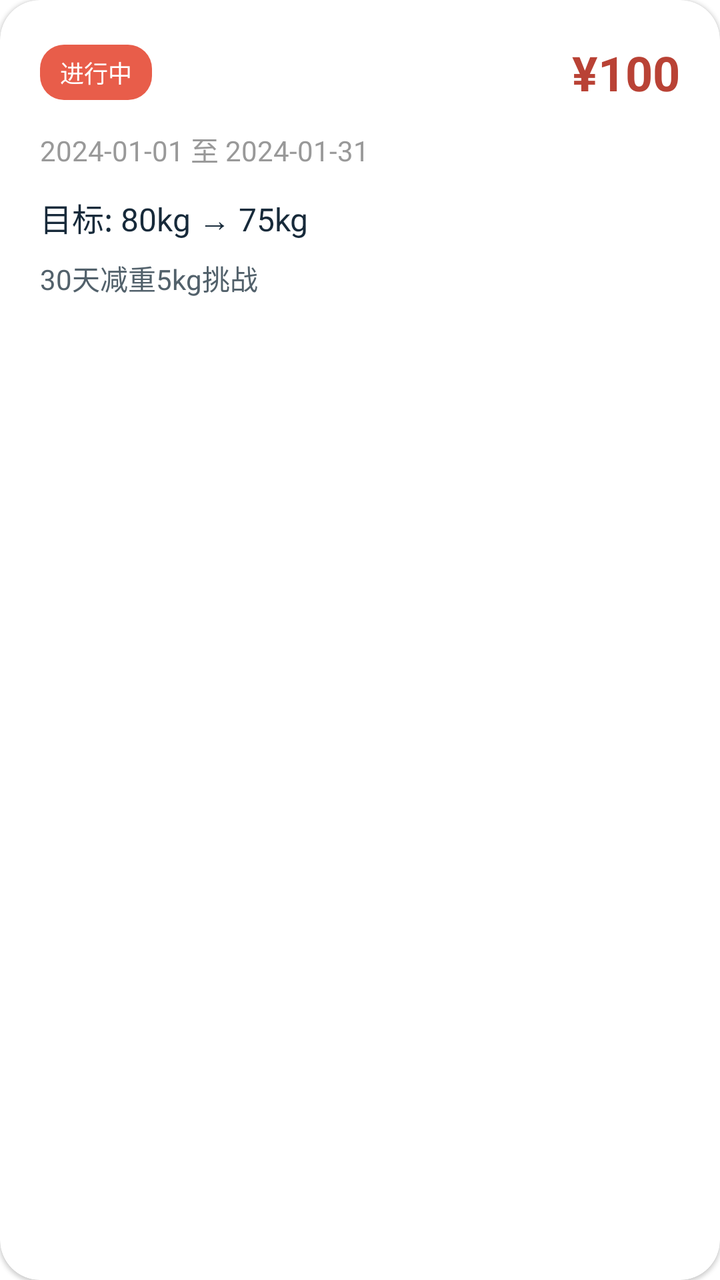
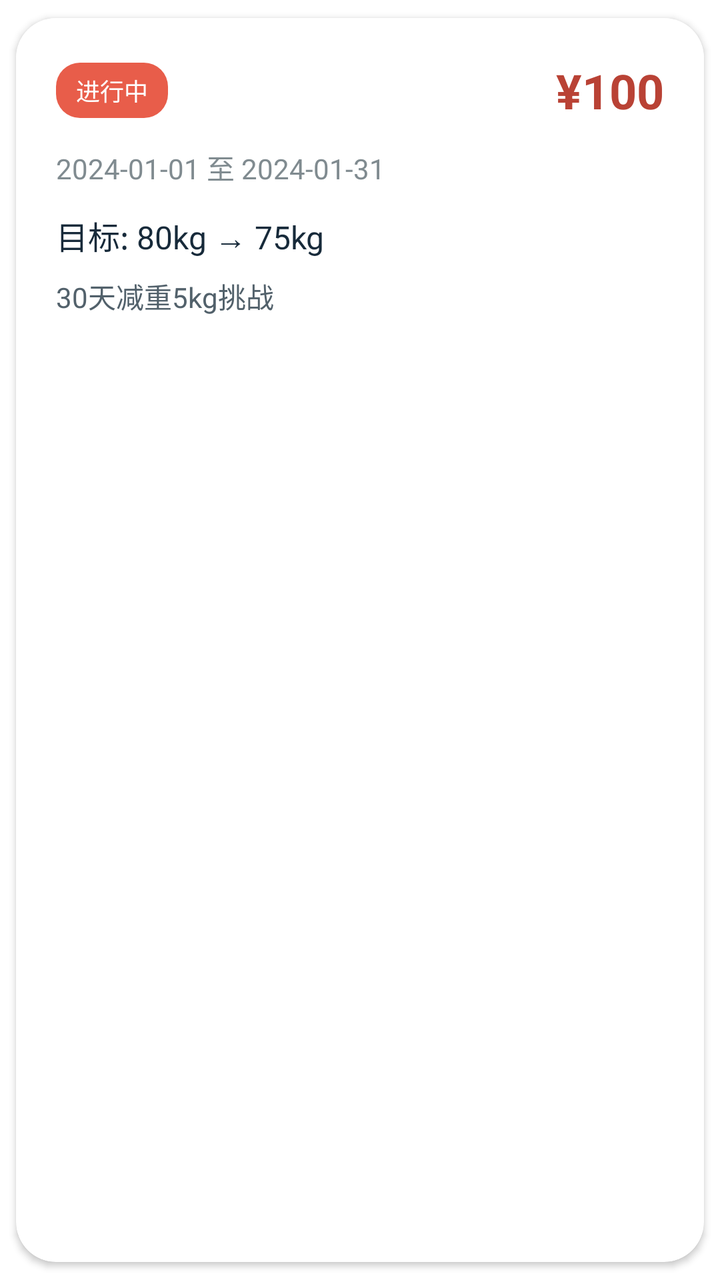

An Android layout rendered at two revisions. The XML below is the earlier revision; the diff shows what the commit changed to produce the second picture.
<!-- AndroidManifest.xml: application theme Theme.WeightLossBetting -->
<!-- res/layout/item_betting_plan.xml -->
<?xml version="1.0" encoding="utf-8"?>
<androidx.cardview.widget.CardView xmlns:android="http://schemas.android.com/apk/res/android"
    xmlns:app="http://schemas.android.com/apk/res-auto"
    android:layout_width="match_parent"
    android:layout_height="wrap_content"
    android:layout_marginBottom="12dp"
    app:cardCornerRadius="20dp"
    app:cardElevation="1dp">

    <LinearLayout
        android:layout_width="match_parent"
        android:layout_height="wrap_content"
        android:orientation="vertical"
        android:padding="20dp">

        
        <LinearLayout
            android:layout_width="match_parent"
            android:layout_height="wrap_content"
            android:orientation="horizontal"
            android:gravity="center_vertical"
            android:layout_marginBottom="12dp">

            
            <TextView
                android:id="@+id/tvStatus"
                android:layout_width="wrap_content"
                android:layout_height="wrap_content"
                android:text="进行中"
                android:textSize="12sp"
                android:textColor="@color/white"
                android:background="@drawable/bg_status_badge"
                android:paddingStart="10dp"
                android:paddingEnd="10dp"
                android:paddingTop="5dp"
                android:paddingBottom="5dp" />

            <View
                android:layout_width="0dp"
                android:layout_height="1dp"
                android:layout_weight="1" />

            
            <TextView
                android:id="@+id/tvBetAmount"
                android:layout_width="wrap_content"
                android:layout_height="wrap_content"
                android:text="¥100"
                android:textSize="24sp"
                android:textStyle="bold"
                android:textColor="@color/brand_primary_dark" />

        </LinearLayout>

        
        <TextView
            android:id="@+id/tvDateRange"
            android:layout_width="wrap_content"
            android:layout_height="wrap_content"
            android:text="2024-01-01 至 2024-01-31"
            android:textSize="14sp"
            android:textColor="@color/xui_config_color_text_gray"
            android:layout_marginBottom="12dp" />

        
        <TextView
            android:id="@+id/tvGoal"
            android:layout_width="wrap_content"
            android:layout_height="wrap_content"
            android:text="目标: 80kg → 75kg"
            android:textSize="16sp"
            android:textColor="@color/xui_config_color_text_title"
            android:layout_marginBottom="8dp" />

        
        <TextView
            android:id="@+id/tvDescription"
            android:layout_width="wrap_content"
            android:layout_height="wrap_content"
            android:text="30天减重5kg挑战"
            android:textSize="14sp"
            android:textColor="@color/xui_config_color_text_content"
            android:maxLines="2"
            android:ellipsize="end" />

    </LinearLayout>

</androidx.cardview.widget.CardView>
<!-- resources referenced by this layout -->
<resources>
  <color name="brand_primary_dark">#FFB94235</color>
  <color name="white">#FFFFFFFF</color>
  <color name="xui_config_color_text_content">#FF52616B</color>
  <color name="xui_config_color_text_gray">#999999</color>
  <color name="xui_config_color_text_title">#FF172A3A</color>
  <!-- drawable bg_status_badge (drawable) -->
  <?xml version="1.0" encoding="utf-8"?>
  <shape xmlns:android="http://schemas.android.com/apk/res/android"
      android:shape="rectangle">
      <solid android:color="@color/brand_primary" />
      <corners android:radius="12dp" />
  </shape>
  <style name="Theme.WeightLossBetting" parent="Theme.MaterialComponents.Light.NoActionBar">
          <item name="colorPrimary">@color/brand_primary</item>
          <item name="colorPrimaryDark">@color/brand_primary_dark</item>
          <item name="colorAccent">@color/brand_accent</item>
          <item name="android:statusBarColor">@color/brand_primary_dark</item>
          <item name="android:navigationBarColor">@color/brand_background</item>
          <item name="android:windowLightStatusBar">false</item>
          <item name="android:windowLightNavigationBar">true</item>
          
          
          <item name="XUIThemeStyle">@style/XUITheme.Phone</item>
      </style>
  <color name="brand_primary">#FFE85D4A</color>
  <color name="brand_accent">#FF2E9D87</color>
  <color name="brand_background">#FFF7F5F0</color>
</resources>

<!-- the commit's change to res/layout/item_betting_plan.xml (unified diff, before → after) -->
@@ -4,14 +4,18 @@
     android:layout_width="match_parent"
     android:layout_height="wrap_content"
     android:layout_marginBottom="12dp"
+    app:cardBackgroundColor="@color/brand_surface"
     app:cardCornerRadius="20dp"
-    app:cardElevation="1dp">
+    app:cardElevation="2dp"
+    app:cardUseCompatPadding="true"
+    app:cardPreventCornerOverlap="true">
 
     <LinearLayout
         android:layout_width="match_parent"
         android:layout_height="wrap_content"
         android:orientation="vertical"
-        android:padding="20dp">
+        android:padding="20dp"
+        android:background="@color/brand_surface">
 
         
         <LinearLayout
@@ -48,7 +52,8 @@
                 android:text="¥100"
                 android:textSize="24sp"
                 android:textStyle="bold"
-                android:textColor="@color/brand_primary_dark" />
+                android:textColor="@color/brand_primary_dark"
+                android:fontFamily="sans" />
 
         </LinearLayout>
 
@@ -59,7 +64,7 @@
             android:layout_height="wrap_content"
             android:text="2024-01-01 至 2024-01-31"
             android:textSize="14sp"
-            android:textColor="@color/xui_config_color_text_gray"
+            android:textColor="@color/brand_text_tertiary"
             android:layout_marginBottom="12dp" />
 
         
@@ -69,7 +74,7 @@
             android:layout_height="wrap_content"
             android:text="目标: 80kg → 75kg"
             android:textSize="16sp"
-            android:textColor="@color/xui_config_color_text_title"
+            android:textColor="@color/brand_text"
             android:layout_marginBottom="8dp" />
 
         
@@ -79,7 +84,7 @@
             android:layout_height="wrap_content"
             android:text="30天减重5kg挑战"
             android:textSize="14sp"
-            android:textColor="@color/xui_config_color_text_content"
+            android:textColor="@color/brand_text_secondary"
             android:maxLines="2"
             android:ellipsize="end" />
 
<!-- resource entries referenced after the edit -->
@@ -1,10 +1,11 @@
 <!-- resources referenced by this layout -->
 <resources>
   <color name="brand_primary_dark">#FFB94235</color>
+  <color name="brand_surface">#FFFFFFFF</color>
+  <color name="brand_text">#FF172A3A</color>
+  <color name="brand_text_secondary">#FF52616B</color>
+  <color name="brand_text_tertiary">#FF808B90</color>
   <color name="white">#FFFFFFFF</color>
-  <color name="xui_config_color_text_content">#FF52616B</color>
-  <color name="xui_config_color_text_gray">#999999</color>
-  <color name="xui_config_color_text_title">#FF172A3A</color>
   <!-- drawable bg_status_badge (drawable) -->
   <?xml version="1.0" encoding="utf-8"?>
   <shape xmlns:android="http://schemas.android.com/apk/res/android"
